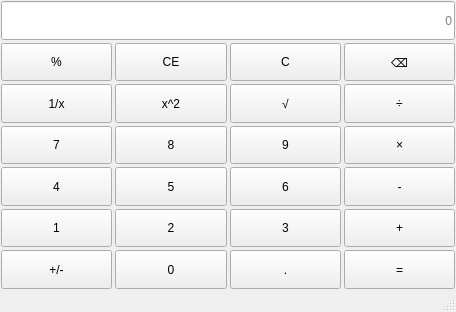
First picture: the form in mainwindow.ui, repository douhaoYaz/Qt-Project, before the edit.
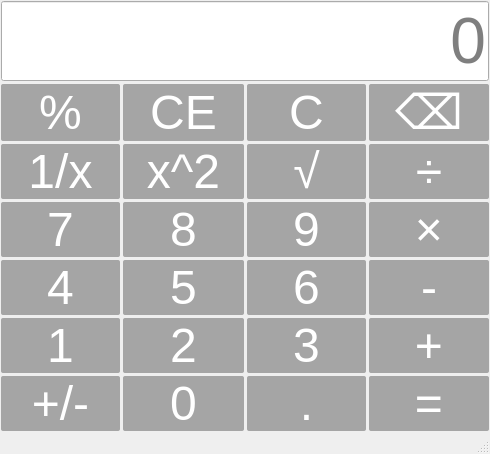
Second picture: the form after the edit.

Commit message: step4:使用样式表改善界面效果

Diff of the .ui file:
```diff
--- a/mainwindow.ui
+++ b/mainwindow.ui
@@ -6,13 +6,35 @@
    <rect>
     <x>0</x>
     <y>0</y>
-    <width>456</width>
-    <height>312</height>
+    <width>490</width>
+    <height>441</height>
    </rect>
   </property>
   <property name="windowTitle">
    <string>MainWindow</string>
   </property>
+  <property name="styleSheet">
+   <string notr="true">QPushButton{
+	background-color: rgba(50, 50, 50, 100);
+	font-size: 36pt;
+	color: white;
+	border-radius: 2px;
+}
+
+QPushButton:hover {
+	background-color: lightgreen;
+	color: black;
+}
+
+QPushButton:pressed {
+	background-color: red;
+	color: black;
+}
+
+QLineEdit{
+	font-size: 48pt;
+}</string>
+  </property>
   <widget class="QWidget" name="centralwidget">
    <layout class="QVBoxLayout" name="verticalLayout">
     <property name="spacing">
```
Left out of the diff: 2 changed lines with no effect on the pictures. The commit also changes 1 other file.
